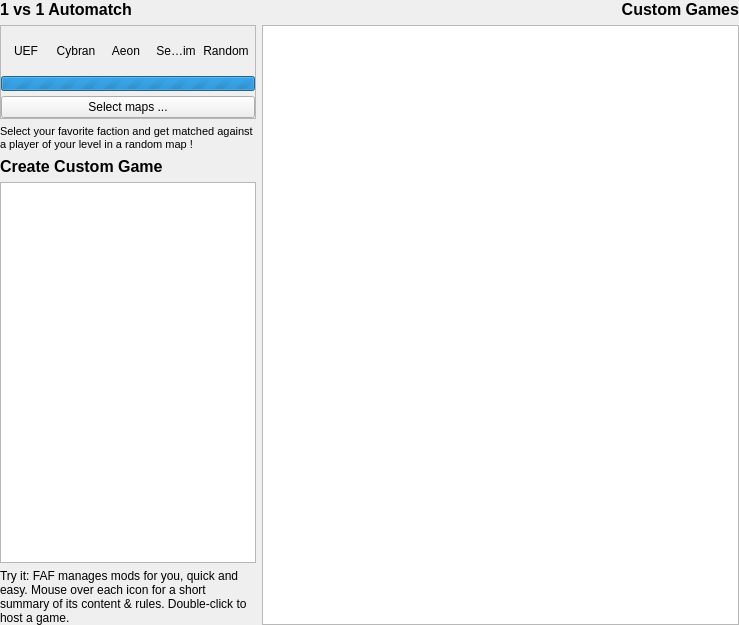
First picture: the form in src/_res/games/games.ui, repository FAForever/client, before the edit.
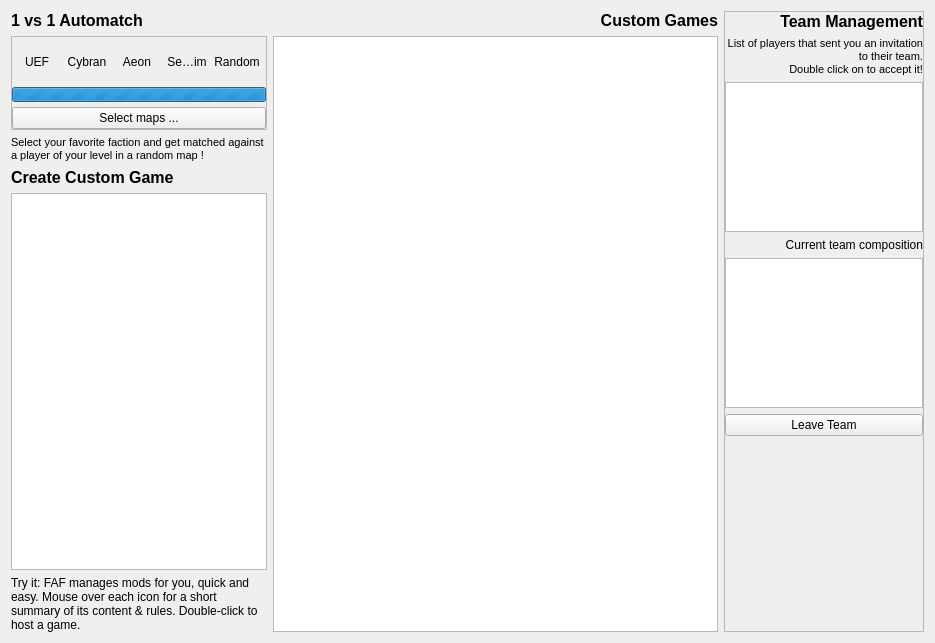
Second picture: the form after the edit.

Commit message: Adding team management options to the lobby.

```diff
--- a/src/_res/games/games.ui
+++ b/src/_res/games/games.ui
@@ -6,8 +6,8 @@
    <rect>
     <x>0</x>
     <y>0</y>
-    <width>739</width>
-    <height>625</height>
+    <width>935</width>
+    <height>643</height>
    </rect>
   </property>
   <property name="sizePolicy">
@@ -19,11 +19,8 @@
   <property name="windowTitle">
    <string>Form</string>
   </property>
-  <layout class="QHBoxLayout" name="horizontalLayout">
-   <property name="margin">
-    <number>0</number>
-   </property>
-   <item>
+  <layout class="QGridLayout" name="gridLayout_3">
+   <item row="0" column="0">
     <widget class="QFrame" name="frame">
      <property name="sizePolicy">
       <sizepolicy hsizetype="Fixed" vsizetype="Expanding">
@@ -514,7 +511,7 @@
      </layout>
     </widget>
    </item>
-   <item>
+   <item row="0" column="1">
     <widget class="QFrame" name="listFrame">
      <property name="frameShape">
       <enum>QFrame::NoFrame</enum>
@@ -600,6 +597,147 @@
      </layout>
     </widget>
    </item>
+   <item row="0" column="2">
+    <widget class="QFrame" name="teamFrame">
+     <property name="minimumSize">
+      <size>
+       <width>0</width>
+       <height>0</height>
+      </size>
+     </property>
+     <property name="maximumSize">
+      <size>
+       <width>200</width>
+       <height>16777215</height>
+      </size>
+     </property>
+     <property name="frameShape">
+      <enum>QFrame::StyledPanel</enum>
+     </property>
+     <property name="frameShadow">
+      <enum>QFrame::Raised</enum>
+     </property>
+     <layout class="QGridLayout" name="gridLayout_2">
+      <property name="margin">
+       <number>0</number>
+      </property>
+      <item row="0" column="0">
+       <widget class="QLabel" name="labelTeamManagement">
+        <property name="palette">
+         <palette>
+          <active/>
+          <inactive/>
+          <disabled/>
+         </palette>
+        </property>
+        <property name="font">
+         <font>
+          <family>Segoe UI</family>
+          <pointsize>12</pointsize>
+          <weight>75</weight>
+          <bold>true</bold>
+         </font>
+        </property>
+        <property name="text">
+         <string>Team Management</string>
+        </property>
+        <property name="alignment">
+         <set>Qt::AlignRight|Qt::AlignTrailing|Qt::AlignVCenter</set>
+        </property>
+       </widget>
+      </item>
+      <item row="2" column="0">
+       <widget class="QListWidget" name="teamInvitationsListWidget">
+        <property name="minimumSize">
+         <size>
+          <width>0</width>
+          <height>150</height>
+         </size>
+        </property>
+        <property name="maximumSize">
+         <size>
+          <width>16777215</width>
+          <height>150</height>
+         </size>
+        </property>
+       </widget>
+      </item>
+      <item row="4" column="0">
+       <widget class="QListWidget" name="teamManagerListWidget">
+        <property name="minimumSize">
+         <size>
+          <width>0</width>
+          <height>150</height>
+         </size>
+        </property>
+        <property name="maximumSize">
+         <size>
+          <width>16777215</width>
+          <height>150</height>
+         </size>
+        </property>
+       </widget>
+      </item>
+      <item row="6" column="0">
+       <spacer name="verticalSpacer_2">
+        <property name="orientation">
+         <enum>Qt::Vertical</enum>
+        </property>
+        <property name="sizeHint" stdset="0">
+         <size>
+          <width>20</width>
+          <height>40</height>
+         </size>
+        </property>
+       </spacer>
+      </item>
+      <item row="5" column="0">
+       <widget class="QPushButton" name="leaveTeamButton">
+        <property name="text">
+         <string>Leave Team</string>
+        </property>
+       </widget>
+      </item>
+      <item row="1" column="0">
+       <widget class="QLabel" name="labelTeamManagementHint">
+        <property name="palette">
+         <palette>
+          <active/>
+          <inactive/>
+          <disabled/>
+         </palette>
+        </property>
+        <property name="mouseTracking">
+         <bool>true</bool>
+        </property>
+        <property name="text">
+         <string>&lt;!DOCTYPE HTML PUBLIC &quot;-//W3C//DTD HTML 4.0//EN&quot; &quot;http://www.w3.org/TR/REC-html40/strict.dtd&quot;&gt;
+&lt;html&gt;&lt;head&gt;&lt;meta name=&quot;qrichtext&quot; content=&quot;1&quot; /&gt;&lt;style type=&quot;text/css&quot;&gt;
+p, li { white-space: pre-wrap; }
+&lt;/style&gt;&lt;/head&gt;&lt;body style=&quot; font-family:'MS Shell Dlg 2'; font-size:8.25pt; font-weight:400; font-style:normal;&quot;&gt;
+&lt;p style=&quot; margin-top:12px; margin-bottom:12px; margin-left:0px; margin-right:0px; -qt-block-indent:0; text-indent:0px;&quot;&gt;&lt;span style=&quot; font-size:8pt;&quot;&gt;List of players that sent you an invitation to their team.&lt;br /&gt;Double click on to accept it!&lt;/span&gt;&lt;/p&gt;&lt;/body&gt;&lt;/html&gt;</string>
+        </property>
+        <property name="alignment">
+         <set>Qt::AlignRight|Qt::AlignTrailing|Qt::AlignVCenter</set>
+        </property>
+        <property name="wordWrap">
+         <bool>true</bool>
+        </property>
+       </widget>
+      </item>
+      <item row="3" column="0">
+       <widget class="QLabel" name="labelTeamManagementHint2">
+        <property name="text">
+         <string>Current team composition</string>
+        </property>
+        <property name="alignment">
+         <set>Qt::AlignRight|Qt::AlignTrailing|Qt::AlignVCenter</set>
+        </property>
+       </widget>
+      </item>
+     </layout>
+    </widget>
+   </item>
   </layout>
  </widget>
  <resources/>
```
The commit also changes 15 other files.
